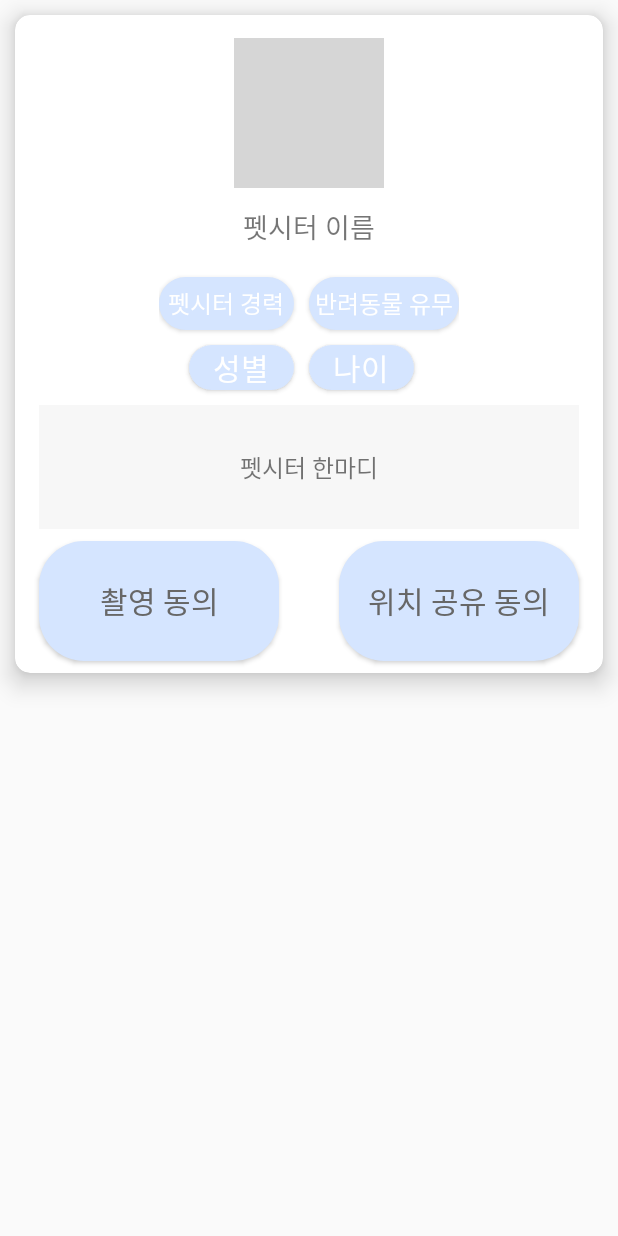
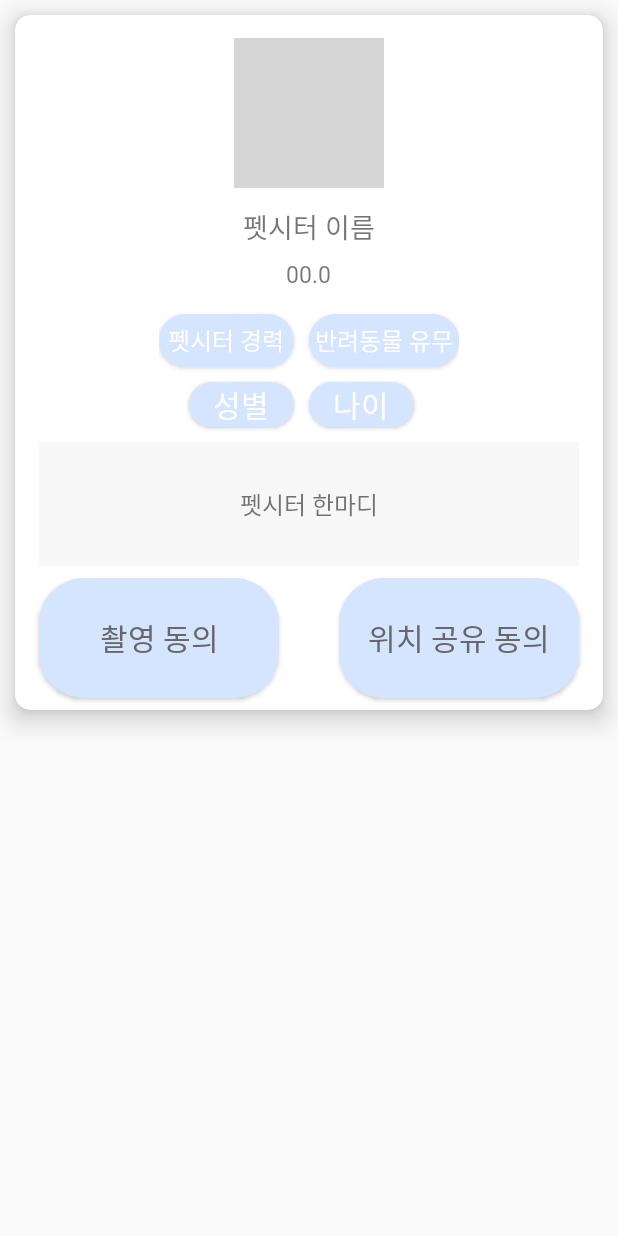
Before and after one commit to wonjunJ/FitaPet_android_temp, an Android app: the layout cat_service_list.xml on its own in the app's theme, with its tools: preview values and no code run, on a phone screen of 412 x 824 dp. Run offline under Robolectric (Android 15) with nearby library versions, the phone set to English and light mode, and no system bars; grey boxes are pictures that could not be loaded.

Commit message:
second commit

```diff
--- a/app/src/main/java/com/example/fitapet/navfragment/MypageFragment.kt
+++ b/app/src/main/java/com/example/fitapet/navfragment/MypageFragment.kt
@@ -81,6 +81,7 @@ class MypageFragment : Fragment() {
             }
         })
 
+        //북마크 리스트 받아오는 것
         /*
         RetrofitClient.apiServer.getBmark(4).enqueue(object: Callback<getBmark>{
             override fun onResponse(call: Call<getBmark>, response: Response<getBmark>) {
--- a/app/src/main/res/layout/cat_service_list.xml
+++ b/app/src/main/res/layout/cat_service_list.xml
@@ -37,12 +37,22 @@
             android:layout_gravity="center"
             android:textSize="18dp" />
 
+        <TextView
+            android:id="@+id/satScore"
+            android:layout_width="wrap_content"
+            android:layout_height="wrap_content"
+            android:fontFamily="@font/nanum_gothic_bold"
+            android:text="00.0"
+            android:layout_gravity="center"
+            android:layout_marginTop="7dp"
+            android:textSize="15dp" />
+
         <GridLayout
             android:layout_width="wrap_content"
             android:layout_height="wrap_content"
             android:layout_gravity="center"
             android:gravity="center"
-            android:layout_marginTop="10dp"
+            android:layout_marginTop="6dp"
             android:columnCount="2"
             android:orientation="horizontal">
 
```
Also changed, not shown: app/src/main/java/com/example/fitapet/navfragment/HomeFragment.kt (+10 -4 lines), app/src/main/res/layout/dog_service_list.xml (+12 -2 lines).
